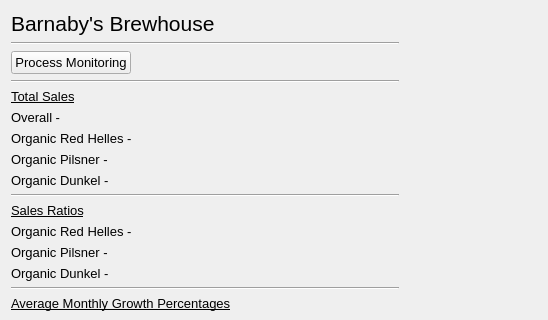
The window that brewhouse.ui (IsaacCheng9/brewhouse-management) describes before a commit, drawn with Qt 5; both pictures show x 0 to 548 and y 0 to 320 of the 960 by 720 pixel window.
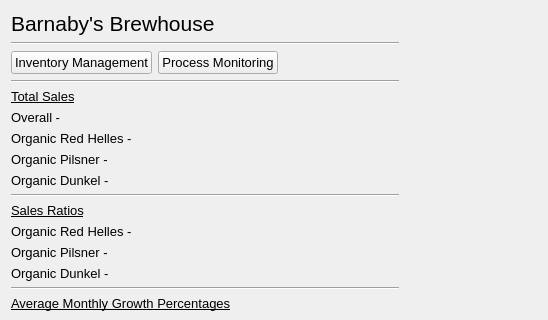
The same window after the commit.

Commit message: Updated to include button for inventory management

```diff
--- a/brewhouse.ui
+++ b/brewhouse.ui
@@ -53,6 +53,13 @@
      </item>
      <item>
       <layout class="QHBoxLayout" name="hori_layout_nav">
+       <item alignment="Qt::AlignLeft">
+        <widget class="QPushButton" name="btn_inv_management">
+         <property name="text">
+          <string>Inventory Management</string>
+         </property>
+        </widget>
+       </item>
        <item alignment="Qt::AlignLeft">
         <widget class="QPushButton" name="btn_process_monitoring">
          <property name="text">
@@ -60,6 +67,19 @@
          </property>
         </widget>
        </item>
+       <item>
+        <spacer name="hori_spacer_nav">
+         <property name="orientation">
+          <enum>Qt::Horizontal</enum>
+         </property>
+         <property name="sizeHint" stdset="0">
+          <size>
+           <width>40</width>
+           <height>20</height>
+          </size>
+         </property>
+        </spacer>
+       </item>
       </layout>
      </item>
      <item>
```
The commit also changes 1 other file.
